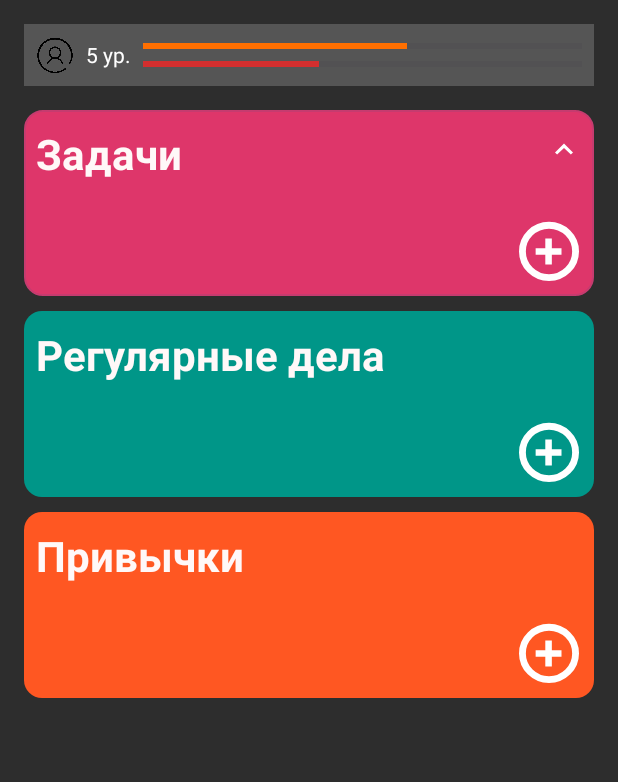
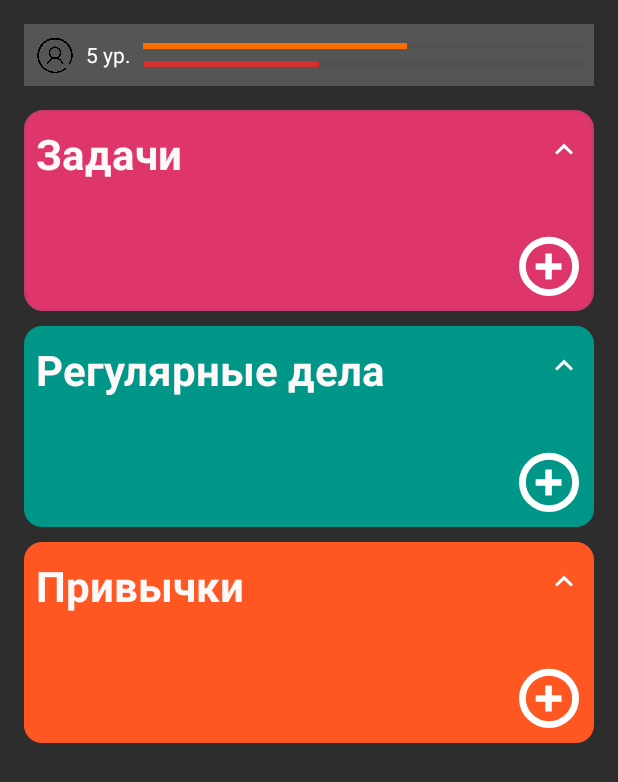
Before and after one commit to alphbta/Habit-Forge-app, an Android app: the screen it shows after launch (MainActivity), on a phone screen of 412 x 824 dp. Shown: the top 782 px of the screen. Run offline under Robolectric (Android 15) with nearby library versions, the light colour scheme and no system bars.

Commit message:
Добавил сворачивание для привычек и для регулярных задач

```diff
--- a/app/src/main/java/com/alphbta/habitforge/MainActivity.kt
+++ b/app/src/main/java/com/alphbta/habitforge/MainActivity.kt
@@ -62,6 +62,29 @@ class MainActivity : AppCompatActivity() {
                 if (isTasksExpanded) R.drawable.ic_expand_less else R.drawable.ic_expand_more
             )
         }
+        val toggleRegularTasks = findViewById<ImageView>(R.id.toggleRegularTasks)
+        val regularTasksContent = findViewById<LinearLayout>(R.id.regularTasksContent)
+        var isRegularTasksExpanded = true
+
+        toggleRegularTasks.setOnClickListener {
+            isRegularTasksExpanded = !isRegularTasksExpanded
+            regularTasksContent.visibility = if (isRegularTasksExpanded) View.VISIBLE else View.GONE
+            toggleRegularTasks.setImageResource(
+                if (isRegularTasksExpanded) R.drawable.ic_expand_less else R.drawable.ic_expand_more
+            )
+        }
+
+        val toggleHabits = findViewById<ImageView>(R.id.toggleHabits)
+        val habitsContent = findViewById<LinearLayout>(R.id.habitsContent)
+        var isHabitsExpanded = true
+
+        toggleHabits.setOnClickListener {
+            isHabitsExpanded = !isHabitsExpanded
+            habitsContent.visibility = if (isHabitsExpanded) View.VISIBLE else View.GONE
+            toggleHabits.setImageResource(
+                if (isHabitsExpanded) R.drawable.ic_expand_less else R.drawable.ic_expand_more
+            )
+        }
 
 //        physique = findViewById(R.id.physique)
 //        intelligenceText = findViewById(R.id.intelligence)
--- a/app/src/main/res/layout/activity_main.xml
+++ b/app/src/main/res/layout/activity_main.xml
@@ -67,11 +67,12 @@
             <LinearLayout
                 android:layout_width="match_parent"
                 android:layout_height="wrap_content"
-                android:orientation="horizontal"
-                android:gravity="center_vertical"
                 android:layout_marginStart="8dp"
                 android:layout_marginTop="10dp"
-                android:layout_marginEnd="8dp">
+                android:layout_marginEnd="8dp"
+                android:layout_marginBottom="10dp"
+                android:gravity="center_vertical"
+                android:orientation="horizontal">
 
                 <TextView
                     android:id="@+id/tasksTitle"
@@ -87,8 +88,8 @@
                     android:id="@+id/toggleTasks"
                     android:layout_width="24dp"
                     android:layout_height="24dp"
-                    android:src="@drawable/ic_expand_less"
-                    android:contentDescription="Toggle tasks"/>
+                    android:contentDescription="Toggle tasks"
+                    android:src="@drawable/ic_expand_less" />
             </LinearLayout>
 
             <LinearLayout
@@ -124,15 +125,39 @@
             android:orientation="vertical"
             android:layout_marginBottom="10dp">
 
+            <LinearLayout
+                android:layout_width="match_parent"
+                android:layout_height="wrap_content"
+                android:layout_marginStart="8dp"
+                android:layout_marginTop="10dp"
+                android:layout_marginEnd="8dp"
+                android:layout_marginBottom="10dp"
+                android:gravity="center_vertical"
+                android:orientation="horizontal">
+
                 <TextView
-                android:layout_width="wrap_content"
+                    android:id="@+id/regularTasksTitle"
+                    android:layout_width="0dp"
                     android:layout_height="wrap_content"
+                    android:layout_weight="1"
                     android:text="Регулярные дела"
                     android:textSize="28sp"
                     android:textStyle="bold"
-                android:textColor="#FFF8F8"
-                android:layout_marginStart="8dp"
-                android:layout_marginTop="10dp"/>
+                    android:textColor="#FFF8F8" />
+
+                <ImageView
+                    android:id="@+id/toggleRegularTasks"
+                    android:layout_width="24dp"
+                    android:layout_height="24dp"
+                    android:contentDescription="Toggle regular tasks"
+                    android:src="@drawable/ic_expand_less" />
+            </LinearLayout>
+
+            <LinearLayout
+                android:id="@+id/regularTasksContent"
+                android:layout_width="match_parent"
+                android:layout_height="wrap_content"
+                android:orientation="vertical">
 
                 <androidx.recyclerview.widget.RecyclerView
                     android:id="@+id/regularTaskList"
@@ -146,12 +171,14 @@
                     android:id="@+id/addRegularTask"
                     android:layout_width="40dp"
                     android:layout_height="40dp"
-                android:src="@drawable/ic_add"
                     android:layout_gravity="end"
+                    android:layout_marginTop="16dp"
                     android:layout_marginEnd="10dp"
                     android:layout_marginBottom="10dp"
-                android:layout_marginTop="16dp"/>
+                    android:src="@drawable/ic_add" />
             </LinearLayout>
+        </LinearLayout>
+
         <LinearLayout
             android:layout_width="match_parent"
             android:layout_height="wrap_content"
@@ -159,15 +186,39 @@
             android:orientation="vertical"
             android:layout_marginBottom="10dp">
 
+            <LinearLayout
+                android:layout_width="match_parent"
+                android:layout_height="wrap_content"
+                android:layout_marginStart="8dp"
+                android:layout_marginTop="10dp"
+                android:layout_marginEnd="8dp"
+                android:layout_marginBottom="10dp"
+                android:gravity="center_vertical"
+                android:orientation="horizontal">
+
                 <TextView
-                android:layout_width="wrap_content"
+                    android:id="@+id/habitsTitle"
+                    android:layout_width="0dp"
                     android:layout_height="wrap_content"
+                    android:layout_weight="1"
                     android:text="Привычки"
                     android:textSize="28sp"
                     android:textStyle="bold"
-                android:textColor="#FFF8F8"
-                android:layout_marginStart="8dp"
-                android:layout_marginTop="10dp"/>
+                    android:textColor="#FFF8F8" />
+
+                <ImageView
+                    android:id="@+id/toggleHabits"
+                    android:layout_width="24dp"
+                    android:layout_height="24dp"
+                    android:contentDescription="Toggle habits"
+                    android:src="@drawable/ic_expand_less" />
+            </LinearLayout>
+
+            <LinearLayout
+                android:id="@+id/habitsContent"
+                android:layout_width="match_parent"
+                android:layout_height="wrap_content"
+                android:orientation="vertical">
 
                 <androidx.recyclerview.widget.RecyclerView
                     android:id="@+id/habitsList"
@@ -188,4 +239,6 @@
                     android:layout_marginTop="16dp"/>
             </LinearLayout>
         </LinearLayout>
+
+    </LinearLayout>
 </ScrollView>
```
Lines whose indentation alone changed are shown as unchanged.
